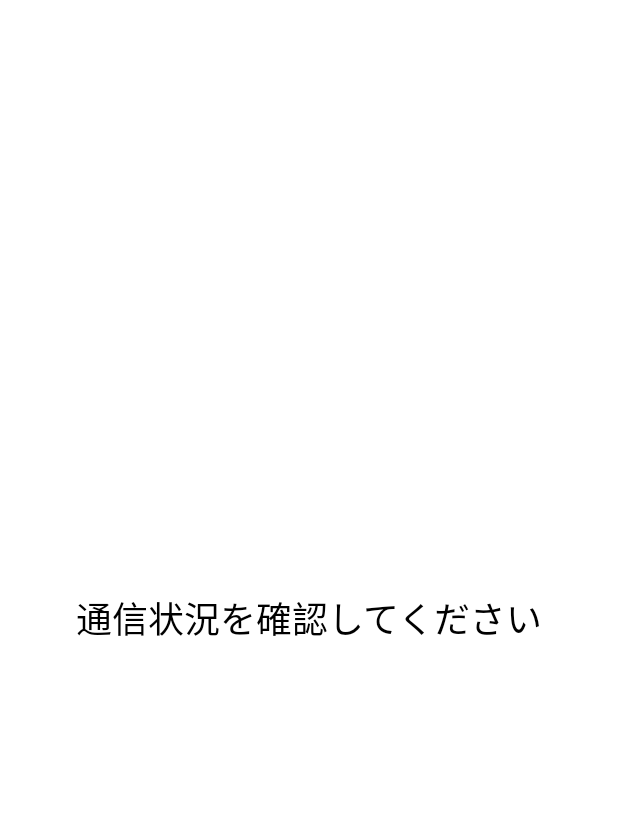
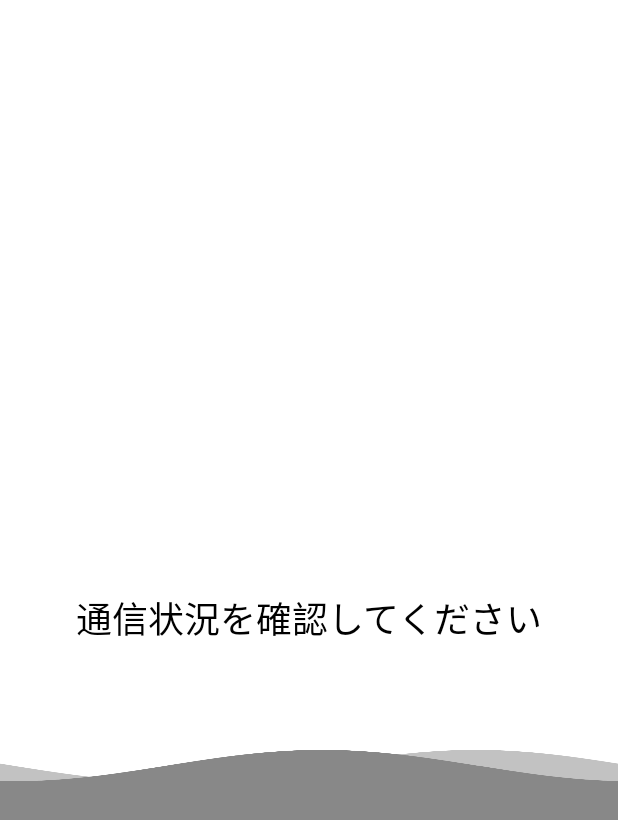
Before and after one commit to momomomo111/LeakCheckerAndroid, an Android app built with Jetpack Compose: the @Preview function PreviewResultScreen, on a phone screen of 412 x 824 dp. Shown: the top 820 px of the screen. Run offline under Robolectric (Android 15) with nearby library versions, the phone set to English and light mode, and no system bars; our stand-ins replace livedata-compose.

Commit message:
[add] Add waveAnimation for the result screen.
結果画面のwaveAnimationを追加

```diff
--- a/app/src/main/java/com/moasanuma/leakchecker/ui/ResultScreen.kt
+++ b/app/src/main/java/com/moasanuma/leakchecker/ui/ResultScreen.kt
@@ -5,14 +5,19 @@ import androidx.compose.foundation.layout.Column
 import androidx.compose.foundation.layout.Row
 import androidx.compose.foundation.layout.fillMaxSize
 import androidx.compose.foundation.layout.padding
+import androidx.compose.material.MaterialTheme.colors
 import androidx.compose.material.MaterialTheme.typography
 import androidx.compose.material.Surface
 import androidx.compose.material.Text
 import androidx.compose.runtime.Composable
 import androidx.compose.runtime.getValue
 import androidx.compose.runtime.livedata.observeAsState
+import androidx.compose.runtime.mutableStateOf
+import androidx.compose.runtime.remember
+import androidx.compose.runtime.setValue
 import androidx.compose.ui.Alignment
 import androidx.compose.ui.Modifier
+import androidx.compose.ui.graphics.Color
 import androidx.compose.ui.res.stringResource
 import androidx.compose.ui.tooling.preview.Preview
 import androidx.compose.ui.unit.dp
@@ -20,6 +25,7 @@ import androidx.lifecycle.viewmodel.compose.viewModel
 import androidx.navigation.NavController
 import androidx.navigation.compose.rememberNavController
 import com.moasanuma.leakchecker.R
+import com.moasanuma.leakchecker.ui.components.WaveAnimation
 import com.moasanuma.leakchecker.viewmodel.PassViewModel
 
 @Composable
@@ -32,7 +38,9 @@ fun ResultScreen(
         passViewModel.getLeakPassList(pass)
     }
     val result: Int by passViewModel.leakNum.observeAsState(-2)
+    var waveColor: Color by remember { mutableStateOf(Color.Gray) }
     Surface {
+        WaveAnimation(Modifier, waveColor, 0.4F)
         Column(
             modifier = Modifier
                 .fillMaxSize()
@@ -49,10 +57,13 @@ fun ResultScreen(
                     text = stringResource(R.string.communication_error_messages),
                     style = typography.h5
                 )
-                0 -> Text(
-                    text = stringResource(R.string.leak_not_found),
-                    style = typography.h5
-                )
+                0 -> {
+                    Text(
+                        text = stringResource(R.string.leak_not_found),
+                        style = typography.h5
+                    )
+                    waveColor = colors.secondary
+                }
                 else -> {
                     Row(verticalAlignment = Alignment.Bottom) {
                         Text(
@@ -68,6 +79,7 @@ fun ResultScreen(
                         text = stringResource(R.string.detecting_threats),
                         style = typography.h5
                     )
+                    waveColor = colors.error
                 }
             }
         }
--- /dev/null
+++ b/app/src/main/java/com/moasanuma/leakchecker/ui/components/WaveAnimation.kt
@@ -0,0 +1,185 @@
+package com.moasanuma.leakchecker.ui.components
+
+import android.graphics.Matrix
+import android.graphics.Shader
+import androidx.compose.animation.core.FastOutLinearInEasing
+import androidx.compose.animation.core.LinearEasing
+import androidx.compose.animation.core.RepeatMode
+import androidx.compose.animation.core.animateFloat
+import androidx.compose.animation.core.infiniteRepeatable
+import androidx.compose.animation.core.rememberInfiniteTransition
+import androidx.compose.animation.core.tween
+import androidx.compose.foundation.Canvas
+import androidx.compose.foundation.layout.BoxWithConstraints
+import androidx.compose.foundation.layout.fillMaxSize
+import androidx.compose.foundation.layout.offset
+import androidx.compose.material.MaterialTheme.colors
+import androidx.compose.runtime.Composable
+import androidx.compose.runtime.Stable
+import androidx.compose.runtime.State
+import androidx.compose.runtime.getValue
+import androidx.compose.runtime.produceState
+import androidx.compose.runtime.remember
+import androidx.compose.ui.Alignment
+import androidx.compose.ui.Modifier
+import androidx.compose.ui.geometry.Offset
+import androidx.compose.ui.graphics.Canvas
+import androidx.compose.ui.graphics.Color
+import androidx.compose.ui.graphics.ImageBitmap
+import androidx.compose.ui.graphics.ImageBitmapConfig
+import androidx.compose.ui.graphics.ImageShader
+import androidx.compose.ui.graphics.Paint
+import androidx.compose.ui.graphics.TileMode
+import androidx.compose.ui.graphics.drawscope.drawIntoCanvas
+import androidx.compose.ui.platform.LocalDensity
+import androidx.compose.ui.tooling.preview.Preview
+import androidx.compose.ui.unit.dp
+import kotlinx.coroutines.Dispatchers
+import kotlinx.coroutines.withContext
+import kotlin.math.PI
+import kotlin.math.sin
+
+@Composable
+fun WaveAnimation(modifier: Modifier = Modifier, color: Color, progress: Float) {
+    BoxWithConstraints(modifier = modifier.offset(y = 16.dp), contentAlignment = Alignment.Center) {
+        val constraintsWidth = maxWidth
+        val constraintsHeight = maxHeight
+        val density = LocalDensity.current
+
+        val wavesShader by produceState<Shader?>(
+            initialValue = null,
+            constraintsHeight,
+            constraintsWidth,
+            color,
+            density
+        ) {
+            value = withContext(Dispatchers.Default) {
+                createWavesShader(
+                    width = with(density) { constraintsWidth.roundToPx() },
+                    height = with(density) { constraintsHeight.roundToPx() },
+                    color = color
+                )
+            }
+        }
+
+        if (progress > 0f && wavesShader != null) {
+            WavesOnCanvas(shader = wavesShader!!, progress = progress.coerceAtMost(0.99f))
+        }
+    }
+}
+
+@Composable
+private fun WavesOnCanvas(shader: Shader, progress: Float) {
+    val matrix = remember { Matrix() }
+
+    val paint = remember(shader) {
+        Paint().apply {
+            isAntiAlias = true
+            this.shader = shader
+        }
+    }
+
+    val wavesTransition = rememberWavesTransition()
+    val amplitudeRatio by wavesTransition.amplitudeRatio
+    val waveShiftRatio by wavesTransition.waveShiftRatio
+
+    Canvas(modifier = Modifier.fillMaxSize()) {
+        drawIntoCanvas {
+            val height = size.height
+            val width = size.width
+            matrix.setScale(1f, amplitudeRatio / AmplitudeRatio, 0f, WaterLevelRatio * height)
+            matrix.postTranslate(waveShiftRatio * width, (WaterLevelRatio - progress) * height)
+            shader.setLocalMatrix(matrix)
+            it.drawRect(0f, 0f, width, height, paint)
+        }
+    }
+}
+
+private class WavesTransition(
+    val waveShiftRatio: State<Float>,
+    val amplitudeRatio: State<Float>
+)
+
+@Composable
+private fun rememberWavesTransition(): WavesTransition {
+    val transition = rememberInfiniteTransition()
+
+    val waveShiftRatio = transition.animateFloat(
+        initialValue = 0f,
+        targetValue = 1f,
+        animationSpec = infiniteRepeatable(
+            tween(
+                durationMillis = WavesShiftAnimationDurationInMillis,
+                easing = LinearEasing
+            )
+        )
+    )
+
+    val amplitudeRatio = transition.animateFloat(
+        initialValue = 0.005f,
+        targetValue = 0.015f,
+        animationSpec = infiniteRepeatable(
+            animation = tween(
+                durationMillis = WavesAmplitudeAnimationDurationInMillis,
+                easing = FastOutLinearInEasing
+            ),
+            repeatMode = RepeatMode.Reverse
+        )
+    )
+
+    return remember(transition) {
+        WavesTransition(waveShiftRatio = waveShiftRatio, amplitudeRatio = amplitudeRatio)
+    }
+}
+
+@Stable
+private fun createWavesShader(width: Int, height: Int, color: Color): Shader {
+    val angularFrequency = 2f * PI / width
+    val amplitude = height * AmplitudeRatio
+    val waterLevel = height * WaterLevelRatio
+
+    val bitmap = ImageBitmap(width = width, height = height, ImageBitmapConfig.Argb8888)
+    val canvas = Canvas(bitmap)
+
+    val wavePaint = Paint().apply {
+        strokeWidth = 2f
+        isAntiAlias = true
+    }
+
+    val waveY = FloatArray(size = width + 1)
+
+    wavePaint.color = color.copy(alpha = 0.3f)
+    for (beginX in 0..width) {
+        val wx = beginX * angularFrequency
+        val beginY = waterLevel + amplitude * sin(wx).toFloat()
+        canvas.drawLine(
+            p1 = Offset(x = beginX.toFloat(), y = beginY),
+            p2 = Offset(x = beginX.toFloat(), y = (height + 1).toFloat()),
+            paint = wavePaint
+        )
+        waveY[beginX] = beginY
+    }
+
+    wavePaint.color = color
+    val endX = width + 1
+    val waveToShift = width / 4
+    for (beginX in 0..width) {
+        canvas.drawLine(
+            p1 = Offset(x = beginX.toFloat(), y = waveY[(beginX + waveToShift).rem(endX)]),
+            p2 = Offset(x = beginX.toFloat(), y = (height + 1).toFloat()),
+            paint = wavePaint
+        )
+    }
+    return ImageShader(image = bitmap, tileModeX = TileMode.Repeated, tileModeY = TileMode.Clamp)
+}
+
+private const val AmplitudeRatio = 0.05f
+private const val WaterLevelRatio = 0.5f
+private const val WavesShiftAnimationDurationInMillis = 2500
+private const val WavesAmplitudeAnimationDurationInMillis = 3000
+
+@Preview
+@Composable
+private fun PreviewWaveAnimation() {
+    WaveAnimation(Modifier, colors.error, 0.5F)
+}
```
